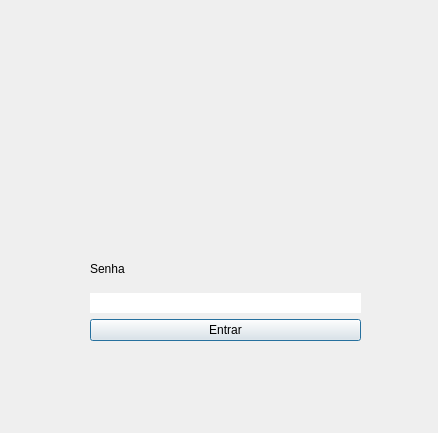
The window that ArtvidrosV3/passworddialog.ui (PedrOliveiraM/Artvidros-2023) describes before a commit, drawn with Qt 5.
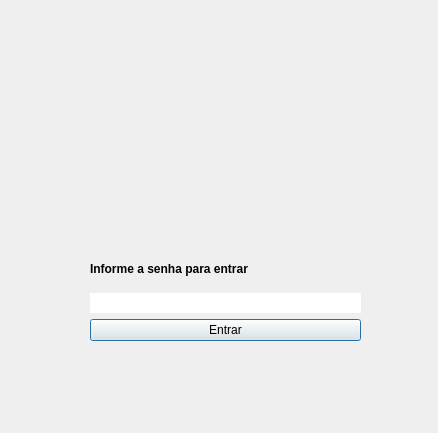
The same window after the commit. Icons and pictures are not drawn.

Commit message: mudanças na interface

Diff of the .ui file:
```diff
--- a/ArtvidrosV3/passworddialog.ui
+++ b/ArtvidrosV3/passworddialog.ui
@@ -49,8 +49,16 @@
    <layout class="QVBoxLayout" name="verticalLayout_3">
     <item>
      <widget class="QLabel" name="label_3">
+      <property name="font">
+       <font>
+        <bold>true</bold>
+       </font>
+      </property>
+      <property name="layoutDirection">
+       <enum>Qt::LeftToRight</enum>
+      </property>
       <property name="text">
-       <string>Senha</string>
+       <string>Informe a senha para entrar</string>
       </property>
      </widget>
     </item>
```
The commit also changes 7 other files.
